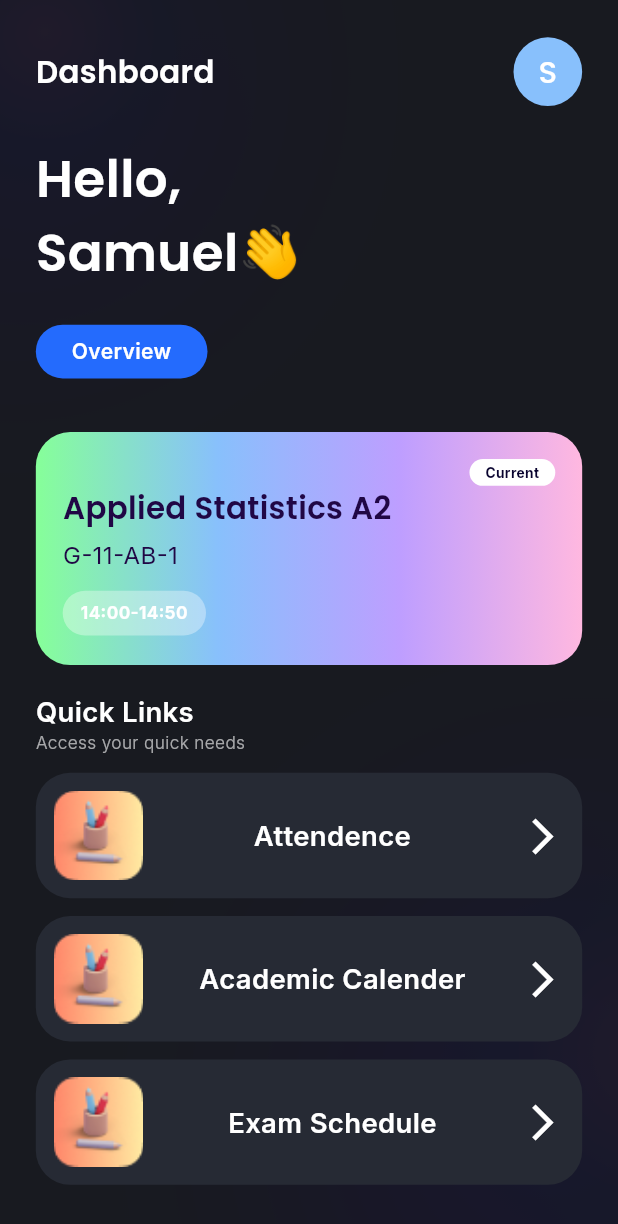
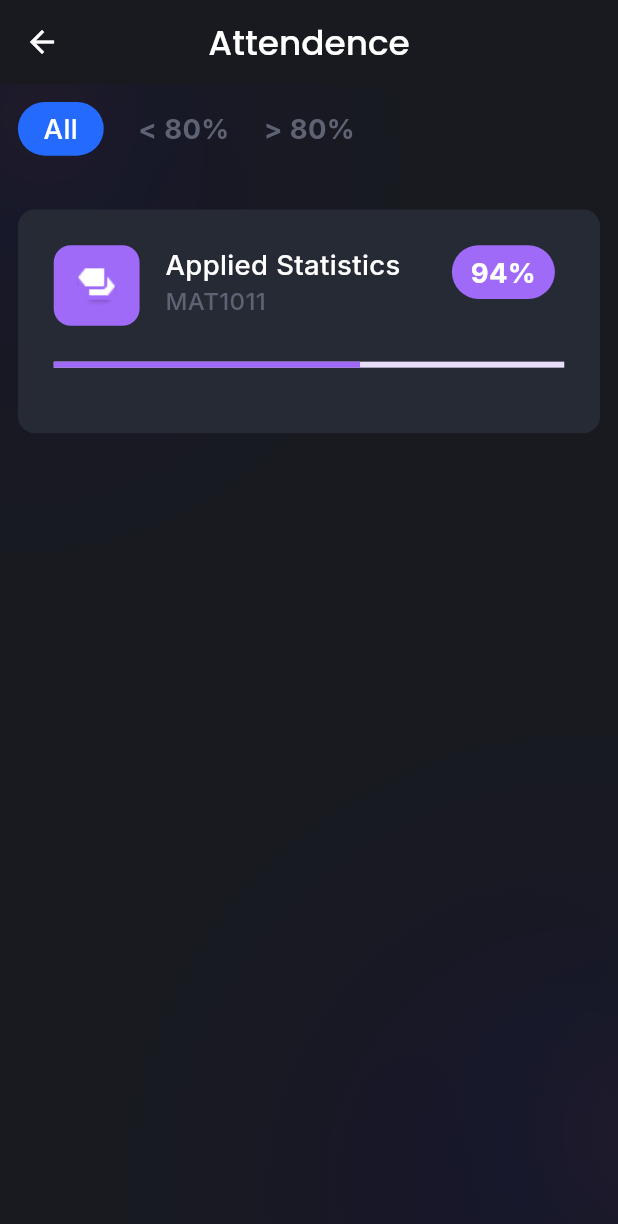
Before and after one commit to SatyanandAtluri/VITAP-APP, a Flutter app: the HomePage screen opened directly, after a tap on "Attendence", on a phone screen of 412 x 824 dp. Shown: the top 1224 px of the screen. Run offline on Flutter 3.47's test engine with Material 2 defaults, Android fonts, the phone set to English and light mode, and no system bars; our stand-ins replace flutter_screenutil, flutter_svg, google_fonts, iconsax.

Commit message:
Added Attendence page

```diff
--- /dev/null
+++ b/lib/pages/Attendencepage/attendence_page.dart
@@ -0,0 +1,196 @@
+import 'package:flutter/material.dart';
+import 'package:flutter_screenutil/flutter_screenutil.dart';
+import 'package:google_fonts/google_fonts.dart';
+import 'package:vitap_redesign/Customs/custom_tap.dart';
+import 'package:vitap_redesign/pages/SplashPage/background.dart';
+
+class AttendencePage extends StatefulWidget {
+  const AttendencePage({Key? key}) : super(key: key);
+
+  @override
+  State<AttendencePage> createState() => _AttendencePageState();
+}
+
+class _AttendencePageState extends State<AttendencePage> {
+  @override
+  Widget build(BuildContext context) {
+    return Scaffold(
+      backgroundColor: Color(0xff181A20),
+      appBar: AppBar(
+        centerTitle: true,
+        elevation: 0,
+        backgroundColor: Color(0xff181A20),
+        leading: IconButton(
+          icon: Icon(Icons.arrow_back, color: Color(0xffffffff)),
+          onPressed: () => Navigator.of(context).pop(),
+        ),
+        title: Text(
+          'Attendence',
+          style: GoogleFonts.poppins(
+            fontWeight: FontWeight.w500,
+            fontSize: 20.sp,
+            color: Color(0xffffffff),
+          ),
+        ),
+      ),
+      body: Scaffold_Background(
+        child: Column(
+          children: [
+            Padding(
+              padding: EdgeInsets.all(10.h),
+              child: Row(
+                children: [
+                  CustomTap(
+                    onTap: () {},
+                    child: Container(
+                      height: 30.h,
+                      width: 50.w,
+                      decoration: BoxDecoration(
+                          color: Color(0xff246BFD),
+                          borderRadius: BorderRadius.circular(20.r)),
+                      child: Center(
+                        child: Text(
+                          'All',
+                          textAlign: TextAlign.center,
+                          style: GoogleFonts.inter(
+                              fontSize: 16.sp,
+                              color: Color(0xffffffff),
+                              fontWeight: FontWeight.w500),
+                        ),
+                      ),
+                    ),
+                  ),
+                  SizedBox(
+                    width: 20.w,
+                  ),
+                  CustomTap(
+                    onTap: () {},
+                    child: Text(
+                      '< 80%',
+                      textAlign: TextAlign.center,
+                      style: GoogleFonts.inter(
+                          fontSize: 16.sp,
+                          color: Color(0xff5E6272),
+                          fontWeight: FontWeight.w700),
+                    ),
+                  ),
+                  SizedBox(
+                    width: 20.w,
+                  ),
+                  CustomTap(
+                    onTap: () {},
+                    child: Text(
+                      '> 80%',
+                      textAlign: TextAlign.center,
+                      style: GoogleFonts.inter(
+                          fontSize: 16.sp,
+                          color: Color(0xff5E6272),
+                          fontWeight: FontWeight.w700),
+                    ),
+                  ),
+                ],
+              ),
+            ),
+            SizedBox(
+              height: 10.h,
+            ),
+            Padding(
+              padding: EdgeInsets.all(10.h),
+              child: Container(
+                height: 125.h,
+                width: double.infinity,
+                decoration: BoxDecoration(
+                    color: Color(0xff262A34),
+                    borderRadius: BorderRadius.circular(10.r)),
+                child: Padding(
+                  padding: EdgeInsets.all(20.h),
+                  child: Column(
+                    children: [
+                      Row(
+                        mainAxisAlignment: MainAxisAlignment.start,
+                        crossAxisAlignment: CrossAxisAlignment.start,
+                        children: [
+                          Container(
+                            height: 45.h,
+                            width: 50.w,
+                            decoration: BoxDecoration(
+                                image: DecorationImage(
+                                    alignment: Alignment.center,
+                                    image: AssetImage(
+                                        "assets/images/Roadmap.png")),
+                                color: Color(0xffA06AF9),
+                                borderRadius: BorderRadius.circular(10.r)),
+                          ),
+                          // Image.asset(
+                          //   "assets/images/Attendence.png",
+                          //   height: 40.h,
+                          //   fit: BoxFit.fill,
+                          // ),
+                          SizedBox(
+                            width: 15.w,
+                          ),
+                          Column(
+                            mainAxisAlignment: MainAxisAlignment.start,
+                            crossAxisAlignment: CrossAxisAlignment.start,
+                            children: [
+                              Text(
+                                'Applied Statistics',
+                                style: GoogleFonts.inter(
+                                  fontWeight: FontWeight.w500,
+                                  fontSize: 16.sp,
+                                  color: Color(0xffffffff),
+                                ),
+                              ),
+                              Text(
+                                'MAT1011',
+                                style: GoogleFonts.inter(
+                                  fontWeight: FontWeight.w500,
+                                  fontSize: 14.sp,
+                                  color: Color(0xff5E6272),
+                                ),
+                              ),
+                            ],
+                          ),
+                          SizedBox(
+                            width: 30.w,
+                          ),
+                          Container(
+                            height: 30.h,
+                            width: 60.w,
+                            decoration: BoxDecoration(
+                                color: Color(0xffA06AF9),
+                                borderRadius: BorderRadius.circular(20.r)),
+                            child: Center(
+                              child: Text(
+                                '94%',
+                                textAlign: TextAlign.center,
+                                style: GoogleFonts.inter(
+                                  fontWeight: FontWeight.w700,
+                                  fontSize: 16.sp,
+                                  color: Color(0xffffffff),
+                                ),
+                              ),
+                            ),
+                          ),
+                        ],
+                      ),
+                      SizedBox(
+                        height: 20.h,
+                      ),
+                      LinearProgressIndicator(
+                        value: 0.6,
+                        valueColor: AlwaysStoppedAnimation(
+                          Color(0xffA06AF9),
+                        ),
+                      )
+                    ],
+                  ),
+                ),
+              ),
+            )
+          ],
+        ),
+      ),
+    );
+  }
+}
--- a/lib/pages/Homepage/home_page.dart
+++ b/lib/pages/Homepage/home_page.dart
@@ -3,6 +3,8 @@ import 'package:flutter_screenutil/flutter_screenutil.dart';
 import 'package:google_fonts/google_fonts.dart';
 import 'package:vitap_redesign/Customs/custom_tap.dart';
 import 'package:vitap_redesign/pages/SplashPage/background.dart';
+
+import '../Attendencepage/attendence_page.dart';
 
 class HomePage extends StatelessWidget {
   const HomePage({Key? key}) : super(key: key);
@@ -194,7 +196,10 @@ class HomePage extends StatelessWidget {
                       height: 10.h,
                     ),
                     CustomTap(
-                      onTap: () {},
+                      onTap: () {
+                        Navigator.of(context).push(MaterialPageRoute(
+                            builder: (context) => AttendencePage()));
+                      },
                       child: Container(
                         height: 70.h,
                         width: double.infinity,
--- a/pubspec.yaml
+++ b/pubspec.yaml
@@ -40,6 +40,7 @@ dependencies:
   flutter_svg: ^2.0.3
   iconsax: ^0.0.8
   auto_route: ^5.0.4
+  percent_indicator: ^4.2.3
 
 dev_dependencies:
   flutter_test:
```
Also changed, not shown: assets/images/Attendence.png (added), assets/images/Category.png (added), assets/images/Roadmap.png (added).
